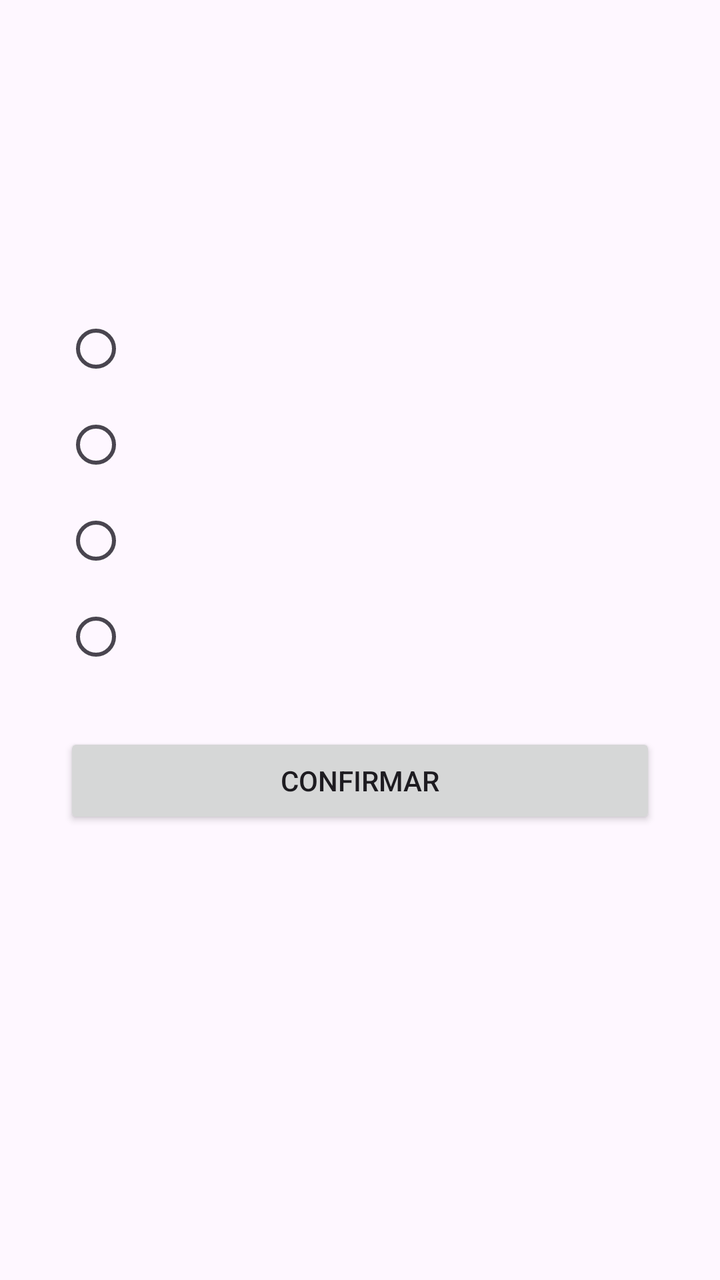
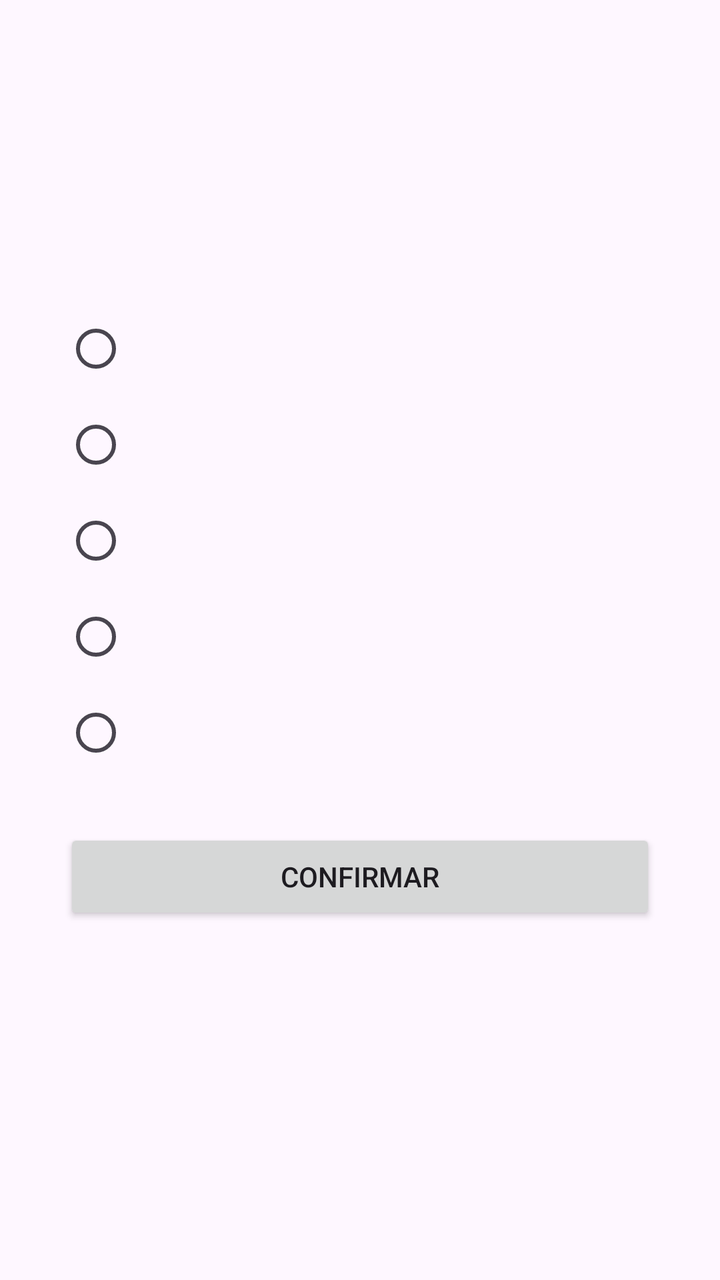

Screens rendered from an Android XML layout before and after an edit, with the pre-edit source and the edit as a unified diff.
<!-- AndroidManifest.xml: application theme Theme.QuizMaster -->
<!-- res/layout/activity_quiz.xml -->
<?xml version="1.0" encoding="utf-8"?>
<LinearLayout xmlns:android="http://schemas.android.com/apk/res/android"
    android:layout_width="match_parent"
    android:layout_height="match_parent"
    android:orientation="vertical"
    android:padding="32dp">

    <TextView
        android:id="@+id/text_tempo"
        android:layout_width="wrap_content"
        android:layout_height="wrap_content"
        android:textSize="18sp"
        android:textStyle="bold"
        android:layout_marginBottom="16dp" />

    <TextView
        android:id="@+id/text_numero_questao"
        android:layout_width="wrap_content"
        android:layout_height="wrap_content"
        android:textStyle="bold"
        android:layout_marginBottom="8dp" />

    <TextView
        android:id="@+id/text_pergunta"
        android:layout_width="match_parent"
        android:layout_height="wrap_content"
        android:textSize="20sp"
        android:layout_marginBottom="24dp" />

    <RadioGroup
        android:id="@+id/radio_group_alternativas"
        android:layout_width="match_parent"
        android:layout_height="wrap_content"
        android:orientation="vertical">

        <RadioButton
            android:id="@+id/radio_alt_a"
            android:layout_width="match_parent"
            android:layout_height="wrap_content" />

        <RadioButton
            android:id="@+id/radio_alt_b"
            android:layout_width="match_parent"
            android:layout_height="wrap_content" />

        <RadioButton
            android:id="@+id/radio_alt_c"
            android:layout_width="match_parent"
            android:layout_height="wrap_content" />

        <RadioButton
            android:id="@+id/radio_alt_d"
            android:layout_width="match_parent"
            android:layout_height="wrap_content" />

    </RadioGroup>

    <Button
        android:id="@+id/btn_confirmar"
        android:layout_width="match_parent"
        android:layout_height="wrap_content"
        android:text="@string/botao_confirmar"
        android:layout_marginTop="24dp" />

    <TextView
        android:id="@+id/text_feedback"
        android:layout_width="match_parent"
        android:layout_height="wrap_content"
        android:textSize="18sp"
        android:textStyle="bold"
        android:gravity="center"
        android:layout_marginTop="24dp"
        android:visibility="gone" />

</LinearLayout>
<!-- resources referenced by this layout -->
<resources>
  <string name="botao_confirmar">CONFIRMAR</string>
  <style name="Theme.QuizMaster" parent="Base.Theme.QuizMaster" />
  <style name="Base.Theme.QuizMaster" parent="Theme.Material3.DayNight.NoActionBar">
          
          
      </style>
</resources>

<!-- the commit's change to res/layout/activity_quiz.xml (unified diff, before → after) -->
@@ -53,6 +53,11 @@
             android:layout_width="match_parent"
             android:layout_height="wrap_content" />
 
+        <RadioButton
+            android:id="@+id/radio_alt_e"
+            android:layout_width="match_parent"
+            android:layout_height="wrap_content" />
+
     </RadioGroup>
 
     <Button
